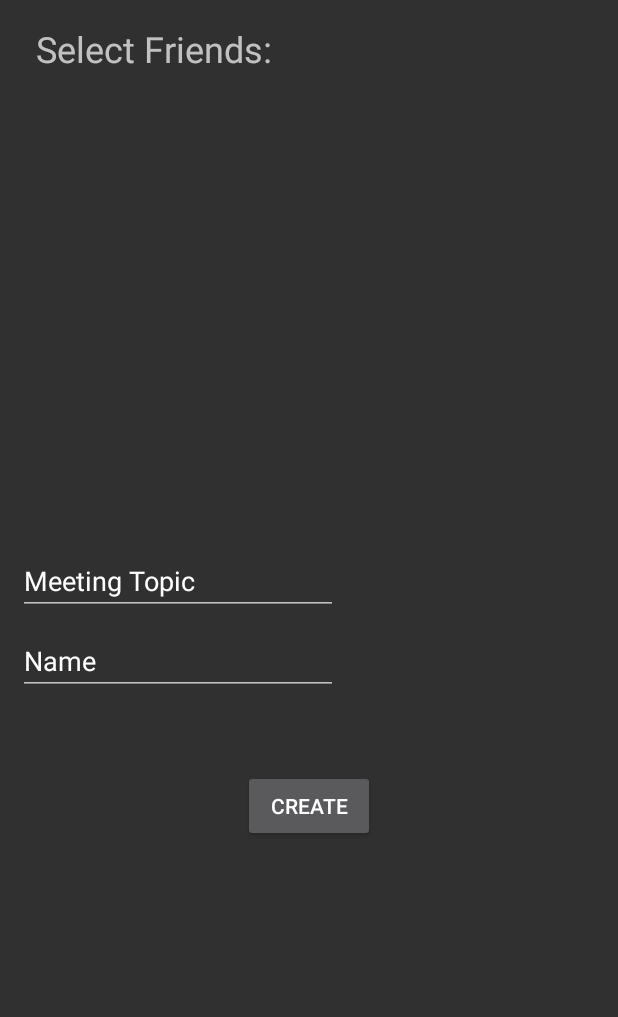
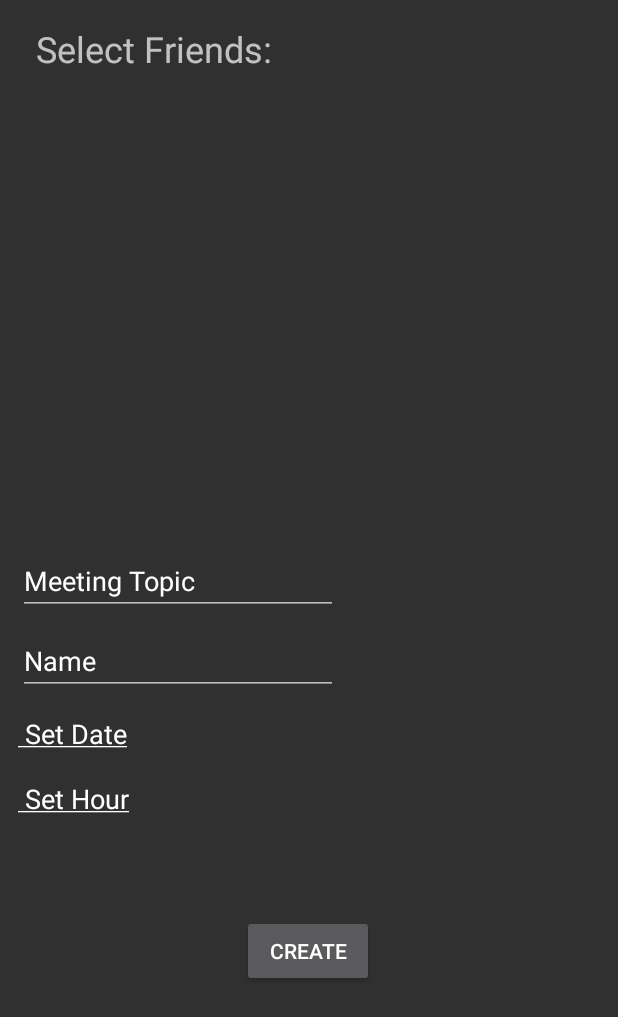
Before and after one commit to edinebunu/Node, an Android app: the CreateMeeting screen opened directly, with no data from a screen before it, on a phone screen of 412 x 824 dp. Shown: the top 1017 px of the screen. Run offline under Robolectric (Android 15) with nearby library versions, the phone set to English and light mode, and no system bars; our stand-ins replace CircleImageView, Firebase (no records; nobody signed in at launch, a user with empty details on screens opened directly).

Commit message:
date & time 2

```diff
--- a/app/src/main/java/com/example/nodedpit/CreateEvent.java
+++ b/app/src/main/java/com/example/nodedpit/CreateEvent.java
@@ -20,7 +20,7 @@
 import androidx.annotation.NonNull;
 import androidx.appcompat.app.AppCompatActivity;
 
-import com.example.nodedpit.Firebsae.Event;
+import com.example.nodedpit.Firebase.Event;
 import com.google.android.gms.tasks.OnFailureListener;
 import com.google.android.gms.tasks.OnSuccessListener;
 import com.google.firebase.auth.FirebaseAuth;
--- a/app/src/main/java/com/example/nodedpit/EventChatListAdapter.java
+++ b/app/src/main/java/com/example/nodedpit/EventChatListAdapter.java
@@ -10,7 +10,7 @@
 import androidx.constraintlayout.widget.ConstraintLayout;
 import androidx.recyclerview.widget.RecyclerView;
 
-import com.example.nodedpit.Firebsae.Event;
+import com.example.nodedpit.Firebase.Event;
 import com.google.firebase.auth.FirebaseAuth;
 import com.google.firebase.auth.FirebaseUser;
 import com.google.firebase.firestore.FirebaseFirestore;
--- a/app/src/main/java/com/example/nodedpit/EventGoingListAdapter.java
+++ b/app/src/main/java/com/example/nodedpit/EventGoingListAdapter.java
@@ -10,7 +10,7 @@
 import androidx.constraintlayout.widget.ConstraintLayout;
 import androidx.recyclerview.widget.RecyclerView;
 
-import com.example.nodedpit.Firebsae.Event;
+import com.example.nodedpit.Firebase.Event;
 import com.google.android.gms.tasks.OnFailureListener;
 import com.google.android.gms.tasks.OnSuccessListener;
 import com.google.firebase.firestore.DocumentSnapshot;
--- a/app/src/main/java/com/example/nodedpit/EventInterestedListAdapter.java
+++ b/app/src/main/java/com/example/nodedpit/EventInterestedListAdapter.java
@@ -10,7 +10,7 @@
 import androidx.constraintlayout.widget.ConstraintLayout;
 import androidx.recyclerview.widget.RecyclerView;
 
-import com.example.nodedpit.Firebsae.Event;
+import com.example.nodedpit.Firebase.Event;
 import com.google.android.gms.tasks.OnFailureListener;
 import com.google.android.gms.tasks.OnSuccessListener;
 import com.google.firebase.firestore.DocumentSnapshot;
--- a/app/src/main/java/com/example/nodedpit/EventPageActivity.java
+++ b/app/src/main/java/com/example/nodedpit/EventPageActivity.java
@@ -17,7 +17,7 @@
 import androidx.recyclerview.widget.LinearLayoutManager;
 import androidx.recyclerview.widget.RecyclerView;
 
-import com.example.nodedpit.Firebsae.Event;
+import com.example.nodedpit.Firebase.Event;
 import com.google.android.gms.tasks.OnCompleteListener;
 import com.google.android.gms.tasks.OnFailureListener;
 import com.google.android.gms.tasks.OnSuccessListener;
--- a/app/src/main/java/com/example/nodedpit/Firebsae/Event.java
+++ b/app/src/main/java/com/example/nodedpit/Firebase/Event.java
@@ -1,4 +1,4 @@
-package com.example.nodedpit.Firebsae;
+package com.example.nodedpit.Firebase;
 
 import android.graphics.Bitmap;
 import android.graphics.BitmapFactory;
--- a/app/src/main/java/com/example/nodedpit/Firebsae/Meetings.java
+++ b/app/src/main/java/com/example/nodedpit/Firebase/Meetings.java
@@ -1,4 +1,4 @@
-package com.example.nodedpit.Firebsae;
+package com.example.nodedpit.Firebase;
 
 import android.util.Log;
 
--- a/app/src/main/java/com/example/nodedpit/Firebsae/UserProfile.java
+++ b/app/src/main/java/com/example/nodedpit/Firebase/UserProfile.java
@@ -1,4 +1,4 @@
-package com.example.nodedpit.Firebsae;
+package com.example.nodedpit.Firebase;
 
 import android.graphics.Bitmap;
 import android.graphics.BitmapFactory;
--- a/app/src/main/java/com/example/nodedpit/InviteFriendsListAdapter.java
+++ b/app/src/main/java/com/example/nodedpit/InviteFriendsListAdapter.java
@@ -13,7 +13,7 @@
 import androidx.constraintlayout.widget.ConstraintLayout;
 import androidx.recyclerview.widget.RecyclerView;
 
-import com.example.nodedpit.Firebsae.Event;
+import com.example.nodedpit.Firebase.Event;
 import com.google.android.gms.tasks.OnFailureListener;
 import com.google.android.gms.tasks.OnSuccessListener;
 import com.google.firebase.firestore.DocumentSnapshot;
--- a/app/src/main/java/com/example/nodedpit/MeetingProfilePictureAdapter.java
+++ b/app/src/main/java/com/example/nodedpit/MeetingProfilePictureAdapter.java
@@ -9,7 +9,7 @@
 import androidx.constraintlayout.widget.ConstraintLayout;
 import androidx.recyclerview.widget.RecyclerView;
 
-import com.example.nodedpit.Firebsae.Event;
+import com.example.nodedpit.Firebase.Event;
 import com.google.firebase.auth.FirebaseAuth;
 import com.google.firebase.firestore.FirebaseFirestore;
 
--- a/app/src/main/java/com/example/nodedpit/MeetingsAdapter.java
+++ b/app/src/main/java/com/example/nodedpit/MeetingsAdapter.java
@@ -13,7 +13,7 @@
 import androidx.recyclerview.widget.LinearLayoutManager;
 import androidx.recyclerview.widget.RecyclerView;
 
-import com.example.nodedpit.Firebsae.Event;
+import com.example.nodedpit.Firebase.Event;
 import com.google.android.gms.tasks.OnCompleteListener;
 import com.google.android.gms.tasks.OnFailureListener;
 import com.google.android.gms.tasks.OnSuccessListener;
--- a/app/src/main/java/com/example/nodedpit/ProfileActivity.java
+++ b/app/src/main/java/com/example/nodedpit/ProfileActivity.java
@@ -7,7 +7,7 @@
 import androidx.annotation.NonNull;
 import androidx.appcompat.app.AppCompatActivity;
 
-import com.example.nodedpit.Firebsae.UserProfile;
+import com.example.nodedpit.Firebase.UserProfile;
 import com.google.android.gms.tasks.OnFailureListener;
 import com.google.android.gms.tasks.OnSuccessListener;
 import com.google.firebase.auth.FirebaseAuth;
--- a/app/src/main/java/com/example/nodedpit/RecyclerViewAdapter.java
+++ b/app/src/main/java/com/example/nodedpit/RecyclerViewAdapter.java
@@ -14,7 +14,7 @@
 import androidx.constraintlayout.widget.ConstraintLayout;
 import androidx.recyclerview.widget.RecyclerView;
 
-import com.example.nodedpit.Firebsae.Event;
+import com.example.nodedpit.Firebase.Event;
 import com.google.android.gms.tasks.OnCompleteListener;
 import com.google.android.gms.tasks.Task;
 import com.google.firebase.auth.FirebaseAuth;
--- a/app/src/main/java/com/example/nodedpit/UserData.java
+++ b/app/src/main/java/com/example/nodedpit/UserData.java
@@ -15,7 +15,7 @@
 
 import androidx.appcompat.app.AppCompatActivity;
 
-import com.example.nodedpit.Firebsae.UserProfile;
+import com.example.nodedpit.Firebase.UserProfile;
 
 import java.util.Calendar;
 
@@ -91,7 +91,7 @@
                 month = month + 1;
                 Log.d(TAG, "onDateSet: date: " + day + "/" + month + "/" + year);
 
-                    if(day <10 && month < 10) {
+                if(day <10 && month < 10) {
                     String date = "0" + day + "/" + "0" + month + "/" + year;
                     mDisplayDate.setText(date);
                 }
--- a/app/src/main/res/layout/activity_create_meeting.xml
+++ b/app/src/main/res/layout/activity_create_meeting.xml
@@ -51,14 +51,49 @@
         app:layout_constraintStart_toStartOf="parent"
         app:layout_constraintTop_toBottomOf="@+id/editTextTextPersonName7" />
 
+    <TextView
+        android:id="@+id/Dateid"
+        android:layout_width="210dp"
+        android:layout_height="35dp"
+        android:layout_marginTop="8dp"
+        android:ems="10"
+        android:gravity="center_vertical"
+        android:hint="Set Date"
+        android:text=" Set Date"
+        android:textColor="#FFFFFF"
+        android:textSize="18sp"
+        app:layout_constraintEnd_toEndOf="parent"
+        app:layout_constraintHorizontal_bias="0.059"
+        app:layout_constraintStart_toStartOf="parent"
+        app:layout_constraintTop_toBottomOf="@+id/editTextTextPersonName9" />
+
+    <TextView
+        android:id="@+id/Hourid"
+        android:layout_width="210dp"
+        android:layout_height="35dp"
+        android:layout_marginStart="12dp"
+        android:layout_marginTop="8dp"
+        android:background="#00FFFFFF"
+        android:ems="10"
+        android:gravity="center_vertical"
+        android:hint="Set Hour"
+        android:text=" Set Hour"
+        android:textColor="#FFFFFF"
+        android:textSize="18sp"
+        app:layout_constraintEnd_toEndOf="parent"
+        app:layout_constraintHorizontal_bias="0.0"
+        app:layout_constraintStart_toStartOf="parent"
+        app:layout_constraintTop_toBottomOf="@+id/Dateid" />
+
     <Button
         android:id="@+id/button6"
         android:layout_width="wrap_content"
         android:layout_height="wrap_content"
-        android:layout_marginTop="50dp"
+        android:layout_marginTop="60dp"
         android:onClick="createButton"
         android:text="Create"
         app:layout_constraintEnd_toEndOf="parent"
+        app:layout_constraintHorizontal_bias="0.498"
         app:layout_constraintStart_toStartOf="parent"
-        app:layout_constraintTop_toBottomOf="@+id/editTextTextPersonName9" />
+        app:layout_constraintTop_toBottomOf="@+id/Hourid" />
 </androidx.constraintlayout.widget.ConstraintLayout>
```
Also changed, not shown: app/src/main/java/com/example/nodedpit/CreateMeeting.java (+111 -1 lines).
